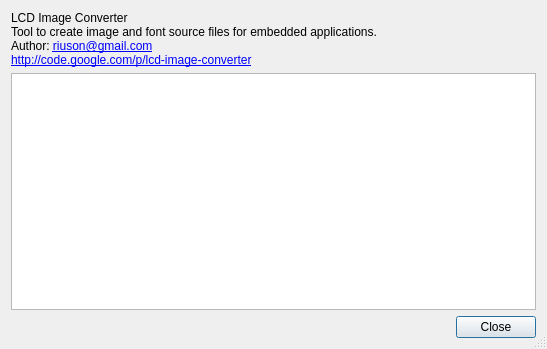
Above: controls/dialogabout.ui from riuson/lcd-image-converter before the change. Below: the same form after it.
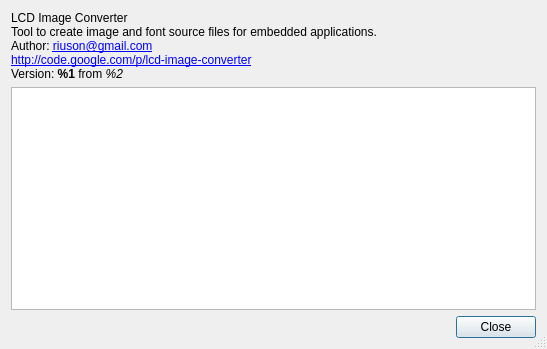
That is the form after the change.

Commit message: Changed text in About dialog

What changed in the file:
```diff
--- a/controls/dialogabout.ui
+++ b/controls/dialogabout.ui
@@ -24,7 +24,8 @@
 Tool to create image and font source files for embedded applications.&lt;br/&gt;
 Author: 
 &lt;a href=&quot;mailto:riuson@gmail.com?subject=lcd-image-converter&amp;&quot;&gt;riuson@gmail.com&lt;/a&gt;&lt;br/&gt;
-&lt;a href=&quot;http://code.google.com/p/lcd-image-converter&quot;&gt;http://code.google.com/p/lcd-image-converter&lt;/a&gt;</string>
+&lt;a href=&quot;http://code.google.com/p/lcd-image-converter&quot;&gt;http://code.google.com/p/lcd-image-converter&lt;/a&gt;&lt;br/&gt;
+Version: &lt;b&gt;%1&lt;/b&gt; from &lt;i&gt;%2&lt;/i&gt;</string>
      </property>
      <property name="openExternalLinks">
       <bool>true</bool>
```
Left out of the diff: 2 changed lines with no effect on the pictures. The commit also changes 1 other file.
